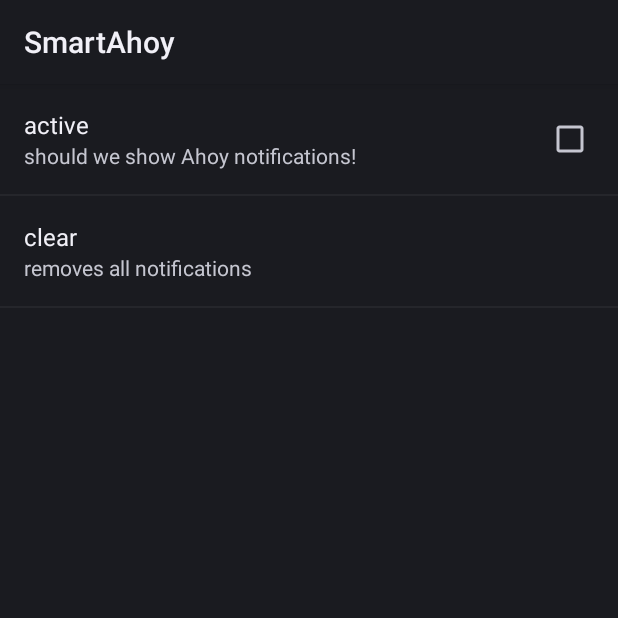
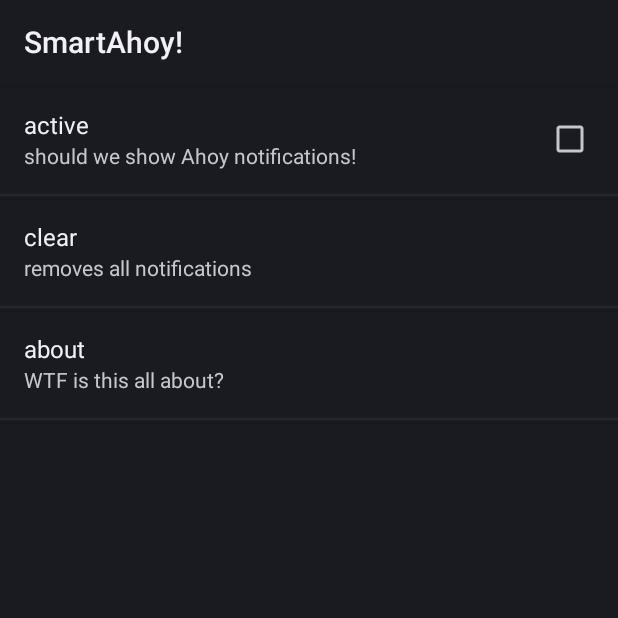
Before and after one commit to ligi/SmartAhoy, an Android app: the SmartAhoyPreferenceActivity screen opened directly, with no data from a screen before it, on a phone screen of 412 x 824 dp, the top half of it. Run offline under Robolectric (Android 15) with nearby library versions, the phone set to English and light mode, and no system bars.

Commit message:
add about foo

```diff
--- a/app/src/main/AndroidManifest.xml
+++ b/app/src/main/AndroidManifest.xml
@@ -6,7 +6,7 @@
     <uses-permission android:name="com.sonyericsson.extras.liveware.aef.EXTENSION_PERMISSION"></uses-permission>
 
     <uses-sdk
-        android:minSdkVersion="7"
+        android:minSdkVersion="14"
         android:targetSdkVersion="18" />
     <supports-screens
         android:anyDensity="true"
@@ -15,9 +15,11 @@
         android:smallScreens="true" />
 
     <application
-        android:label="SmartAhoy"
+        android:label="SmartAhoy!"
         android:allowBackup="true">
 
+        <activity android:name=".AboutDialog"
+            android:theme="@android:style/Theme.Holo.Dialog" />
         <activity android:name=".SmartAhoyPreferenceActivity"
                   android:icon="@drawable/ic_launcher"
                   android:exported="true"/>
--- a/app/src/main/java/org/cbase/smartahoy/SmartAhoyPreferenceActivity.java
+++ b/app/src/main/java/org/cbase/smartahoy/SmartAhoyPreferenceActivity.java
@@ -111,6 +111,21 @@ public class SmartAhoyPreferenceActivity extends PreferenceActivity {
         isActiveCheckBox.setSummary("should we show Ahoy notifications!");
         isActiveCheckBox.setDefaultValue(false);
 
+        Preference about = new Preference(this);
+        about.setTitle("about");
+        about.setSummary("WTF is this all about?");
+        about.setOnPreferenceClickListener(new Preference.OnPreferenceClickListener() {
+
+            @Override
+            public boolean onPreferenceClick(Preference preference) {
+
+                Intent intent = new Intent(SmartAhoyPreferenceActivity.this, AboutDialog.class);
+                SmartAhoyPreferenceActivity.this.startActivity(intent);
+
+                return false;
+            }
+        });
+
         Preference clearNotificationsPreference = new Preference(this);
         clearNotificationsPreference.setTitle("clear");
         clearNotificationsPreference.setSummary("removes all notifications");
@@ -137,6 +152,7 @@ public class SmartAhoyPreferenceActivity extends PreferenceActivity {
 
         root.addPreference(isActiveCheckBox);
         root.addPreference(clearNotificationsPreference);
+        root.addPreference(about);
 
         return root;
     }
```
Also changed, not shown: app/src/main/java/org/cbase/smartahoy/AboutDialog.java (added, +19 -0 lines), app/src/main/res/layout/about.xml (added, +13 -0 lines).
